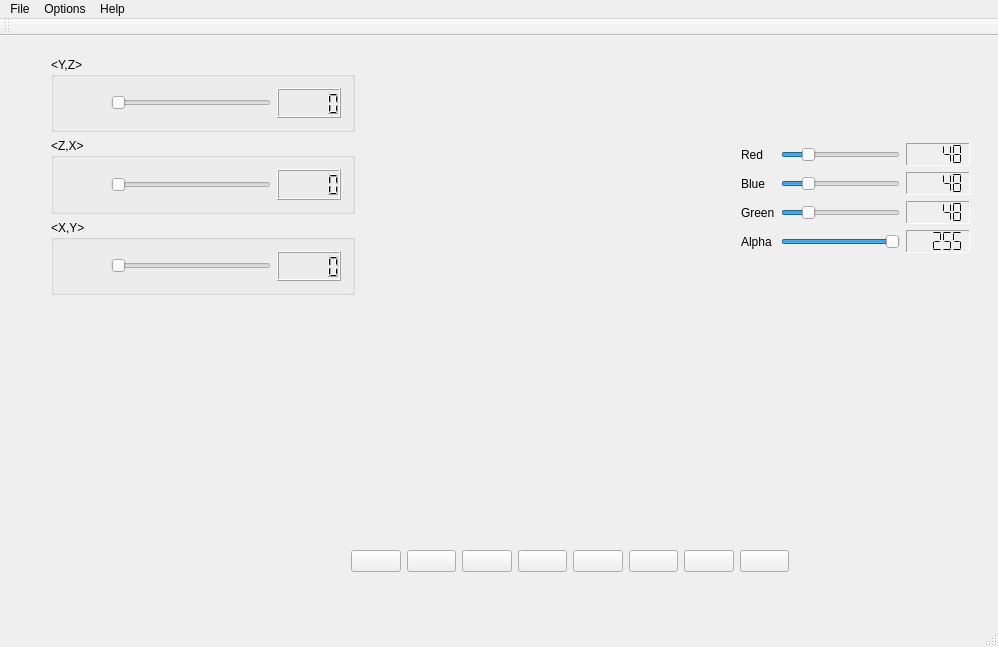
Old version of the form escultor3d_interface/Sculptor/mainwindow.ui in the repository BrenoXFD/escultor3d.
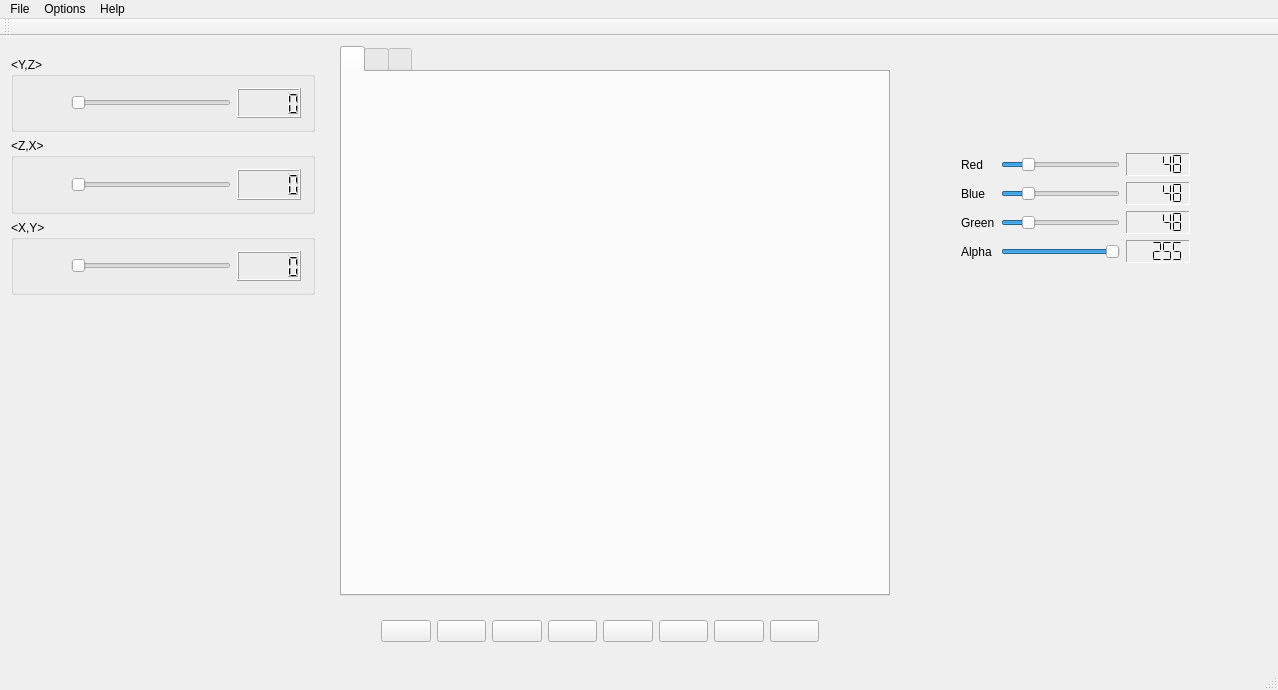
New version of the form. Icons and pictures are not drawn. Custom widgets are drawn as their Qt base class.

What changed in the file:
```diff
--- a/escultor3d_interface/Sculptor/mainwindow.ui
+++ b/escultor3d_interface/Sculptor/mainwindow.ui
@@ -6,8 +6,8 @@
    <rect>
     <x>0</x>
     <y>0</y>
-    <width>998</width>
-    <height>647</height>
+    <width>1278</width>
+    <height>690</height>
    </rect>
   </property>
   <property name="windowTitle">
@@ -21,8 +21,8 @@
    <widget class="QWidget" name="layoutWidget">
     <property name="geometry">
      <rect>
-      <x>730</x>
-      <y>10</y>
+      <x>950</x>
+      <y>20</y>
       <width>251</width>
       <height>218</height>
      </rect>
@@ -193,7 +193,7 @@
    <widget class="QWidget" name="layoutWidget">
     <property name="geometry">
      <rect>
-      <x>40</x>
+      <x>0</x>
       <y>10</y>
       <width>326</width>
       <height>260</height>
@@ -328,11 +328,11 @@
      </item>
     </layout>
    </widget>
-   <widget class="QWidget" name="">
+   <widget class="QWidget" name="layoutWidget">
     <property name="geometry">
      <rect>
-      <x>340</x>
-      <y>500</y>
+      <x>370</x>
+      <y>570</y>
       <width>460</width>
       <height>50</height>
      </rect>
@@ -500,13 +500,51 @@
      </item>
     </layout>
    </widget>
+   <widget class="QTabWidget" name="tabWidget">
+    <property name="geometry">
+     <rect>
+      <x>340</x>
+      <y>10</y>
+      <width>550</width>
+      <height>550</height>
+     </rect>
+    </property>
+    <property name="currentIndex">
+     <number>0</number>
+    </property>
+    <widget class="QWidget" name="tab">
+     <attribute name="title">
+      <string>&lt;Y,Z&gt;</string>
+     </attribute>
+     <widget class="Yz" name="widget_2" native="true">
+      <property name="geometry">
+       <rect>
+        <x>10</x>
+        <y>0</y>
+        <width>512</width>
+        <height>512</height>
+       </rect>
+      </property>
+     </widget>
+    </widget>
+    <widget class="QWidget" name="tab_2">
+     <attribute name="title">
+      <string>&lt;Z,X&gt;</string>
+     </attribute>
+    </widget>
+    <widget class="QWidget" name="tab_3">
+     <attribute name="title">
+      <string>&lt;X,Y&gt;</string>
+     </attribute>
+    </widget>
+   </widget>
   </widget>
   <widget class="QMenuBar" name="menuBar">
    <property name="geometry">
     <rect>
      <x>0</x>
      <y>0</y>
-     <width>998</width>
+     <width>1278</width>
      <height>21</height>
     </rect>
    </property>
@@ -655,6 +693,12 @@
     <slot>setPaletaRed(int)</slot>
    </slots>
   </customwidget>
+  <customwidget>
+   <class>Yz</class>
+   <extends>QWidget</extends>
+   <header>yz.h</header>
+   <container>1</container>
+  </customwidget>
  </customwidgets>
  <resources>
   <include location="icons.qrc"/>
```
Left out of the diff: 168 changed lines with no effect on the pictures.
